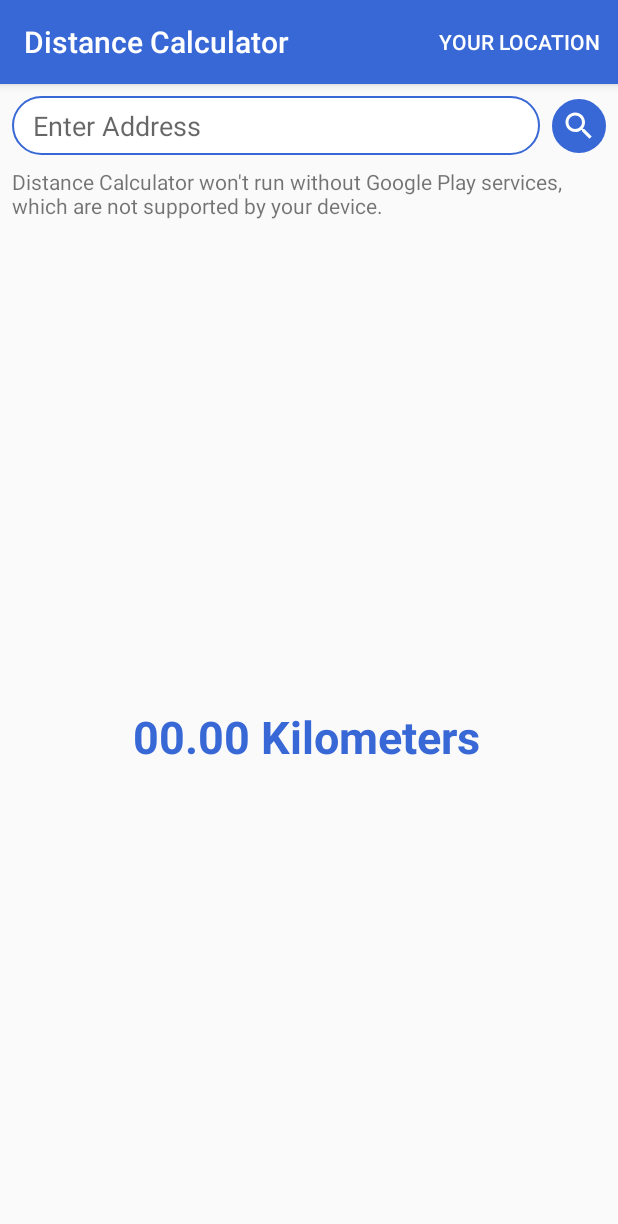
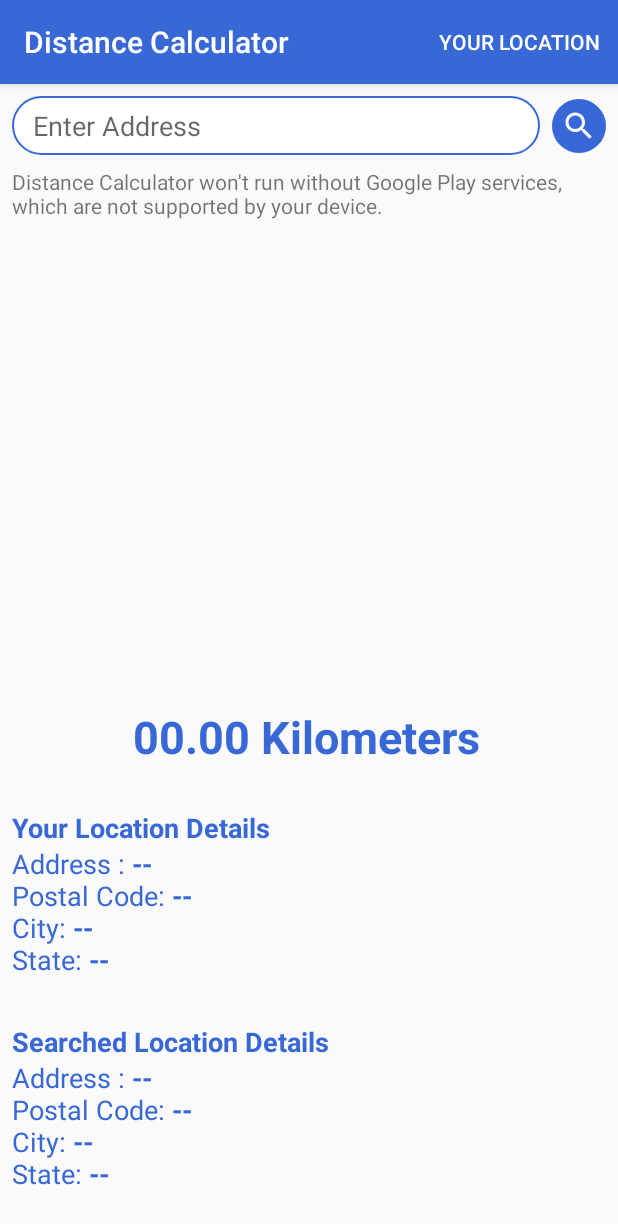
Before and after one commit to nidheeshmd/DistanceCalcEntfernungsrechner, an Android app: the screen it shows after launch (MainActivity), on a phone screen of 412 x 824 dp. Shown: the top 1224 px of the screen. Run offline under Robolectric (Android 15) with nearby library versions, the phone set to English and light mode, and no system bars; 2 statements that could not run were skipped.

Commit message:
code and design optimizations 4

```diff
--- a/app/src/main/java/com/example/distancecalc/MainActivity.java
+++ b/app/src/main/java/com/example/distancecalc/MainActivity.java
@@ -112,10 +112,18 @@ clearText();
     private void clearText()
     {
         mTxtCurLoc = findViewById(R.id.txtCurLoc);
-        mTxtCurLoc.setText(Html.fromHtml("<strong></strong>" ));
+        mTxtCurLoc.setText(Html.fromHtml("<strong>Your Location Details</strong><br>Address : <strong> -- </strong><br>" +
+                "Postal Code: <strong> -- </strong> <br>" +
+                "City: <strong> -- </strong> <br>" +
+                "State: <strong> -- </strong> <br>" +
+                "Country: <strong>--</strong>" ));
         mTxtCurLoc.setTextColor(Color.parseColor("#3867d6"));
         mTxtSerLoc = findViewById(R.id.txtSerLoc);
-        mTxtSerLoc.setText(Html.fromHtml("<strong></strong>" ));
+        mTxtSerLoc.setText(Html.fromHtml("<strong>Searched Location Details</strong><br>Address : <strong> -- </strong><br>" +
+                "Postal Code: <strong> -- </strong> <br>" +
+                "City: <strong> -- </strong> <br>" +
+                "State: <strong> -- </strong> <br>" +
+                "Country: <strong>--</strong>" ));
         mTxtSerLoc.setTextColor(Color.parseColor("#3867d6"));
         mTxtDistance = findViewById(R.id.txtDistance);
         mTxtDistance.setText(Html.fromHtml("<strong> 00.00 Kilometers </strong>"));
@@ -228,6 +236,7 @@ clearText();
                     supportMapFragment.getMapAsync(this);
                 } else {
                     requestLocationPermission();
+                    initGoogleMap();
                 }
             }
         }
```
Also changed, not shown: 11 other files.
